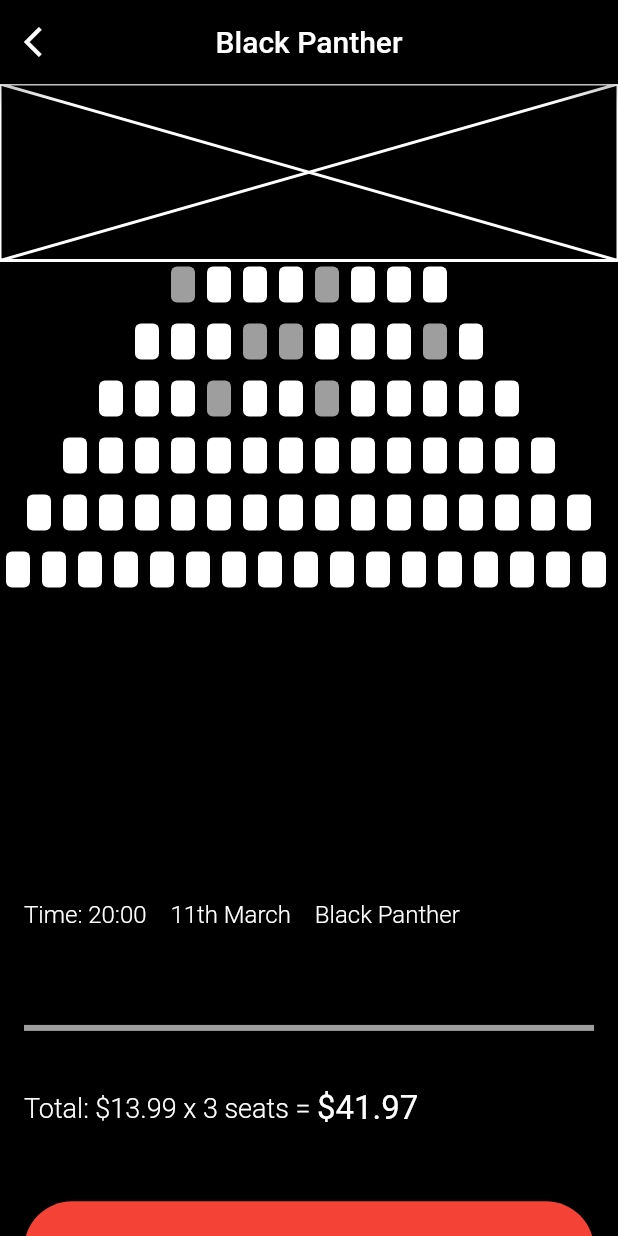
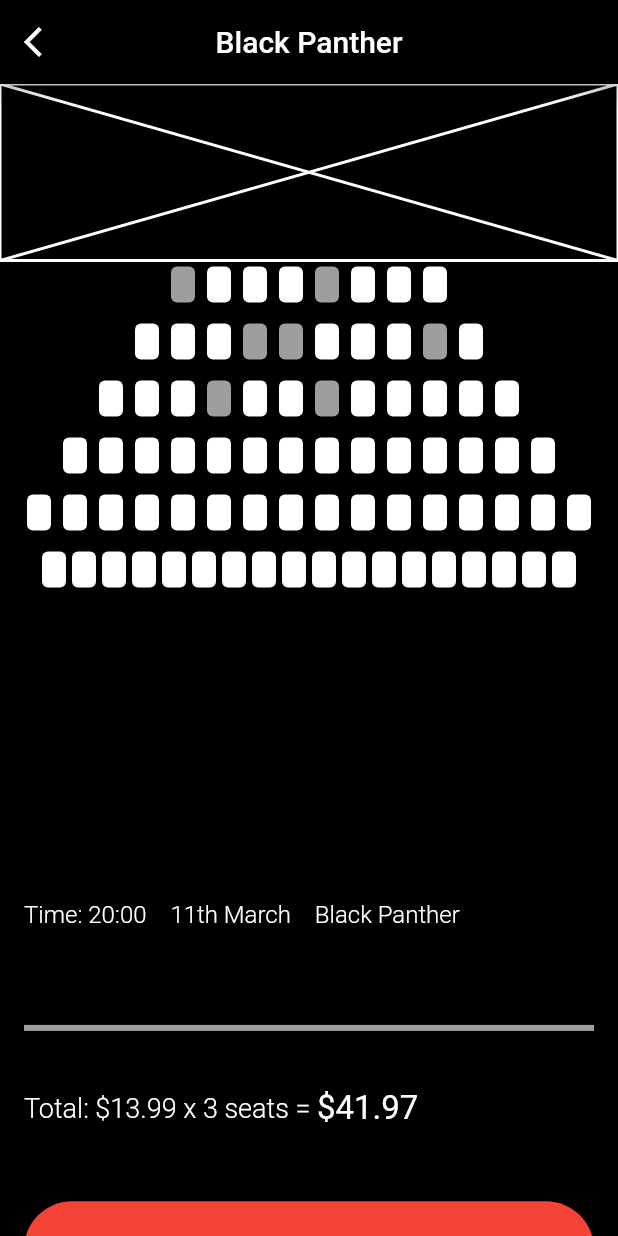
Before and after one commit to JAICHANGPARK/flutter_notebook_8th_story, a Flutter app: the screen it shows after launch, on a phone screen of 412 x 824 dp. Run offline on Flutter 3.47's test engine with Material 2 defaults, Android fonts, the phone set to English and light mode, and no system bars; our stand-ins replace badges, flutter_hooks, google_fonts, hooks_riverpod, state_notifier.

Commit message:
Update cinema_app.dart

```diff
--- a/lib/ep574_cinema_app/cinema_app.dart
+++ b/lib/ep574_cinema_app/cinema_app.dart
@@ -248,7 +248,7 @@ class _ReservePageState extends State<ReservePage> {
                               }
                             },
                             child: Container(
-                              margin: EdgeInsets.all(4),
+                              margin: EdgeInsets.fromLTRB(2,4,2,4),
                               height: 28,
                               width: 16,
                               decoration: BoxDecoration(
```
